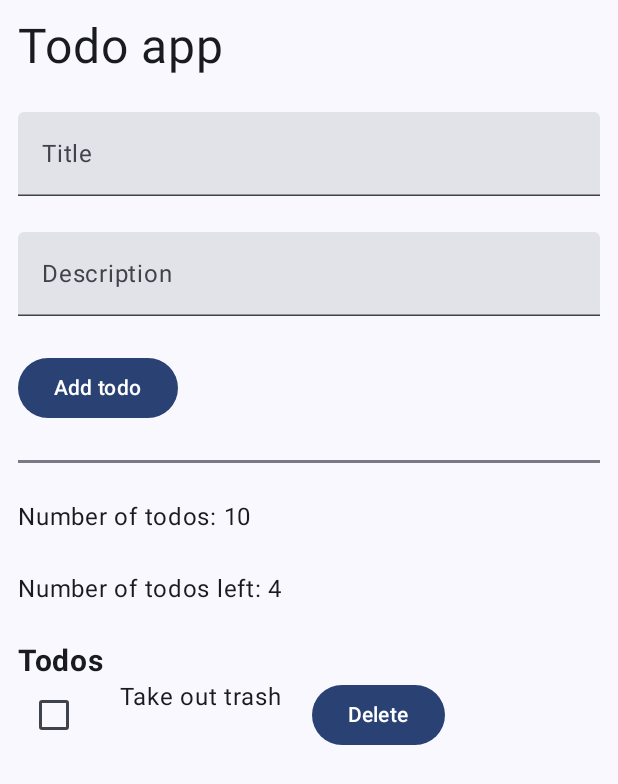
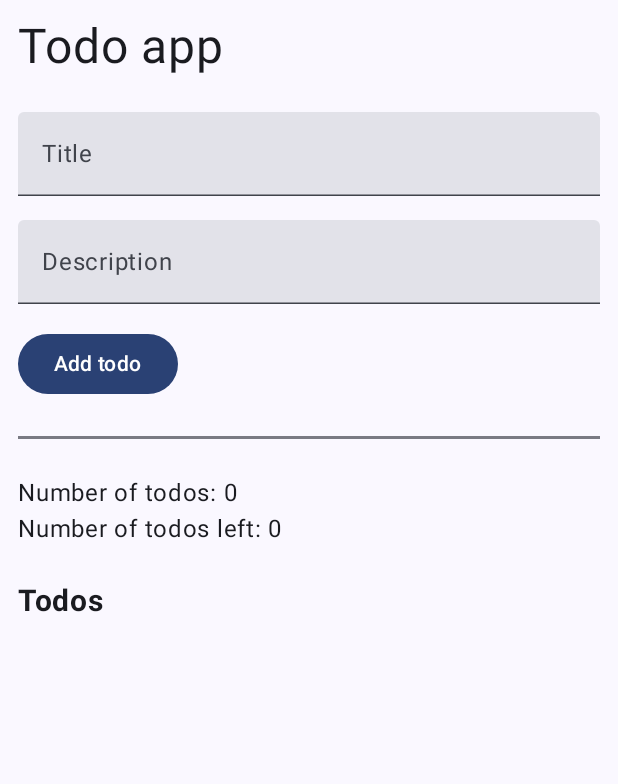
Before and after one commit to unicornfarm5/note-app-mvvm, an Android app built with Jetpack Compose: the screen it shows after launch (MainActivity), on a phone screen of 412 x 824 dp. Shown: the top 784 px of the screen. Run offline under Robolectric (Android 15) with nearby library versions, the phone set to English and light mode, and no system bars.

Commit message:
better note app

```diff
--- a/app/src/main/java/com/example/note_app_mvvm/MainActivity.kt
+++ b/app/src/main/java/com/example/note_app_mvvm/MainActivity.kt
@@ -3,90 +3,68 @@ package com.example.note_app_mvvm
 import android.os.Bundle
 import androidx.activity.ComponentActivity
 import androidx.activity.compose.setContent
-import androidx.compose.foundation.layout.Column
-import androidx.compose.foundation.layout.Row
-import androidx.compose.foundation.layout.Spacer
-import androidx.compose.foundation.layout.fillMaxSize
-import androidx.compose.foundation.layout.fillMaxWidth
-import androidx.compose.foundation.layout.height
-import androidx.compose.foundation.layout.padding
-import androidx.compose.foundation.layout.width
+import androidx.compose.foundation.layout.*
 import androidx.compose.foundation.lazy.LazyColumn
-import androidx.compose.foundation.lazy.LazyRow
 import androidx.compose.foundation.lazy.items
-import androidx.compose.material3.Button
-import androidx.compose.material3.Checkbox
-import androidx.compose.material3.HorizontalDivider
-import androidx.compose.material3.MaterialTheme
-import androidx.compose.material3.Surface
-import androidx.compose.material3.Text
-import androidx.compose.material3.TextField
-import androidx.compose.runtime.getValue
-import androidx.compose.runtime.mutableStateOf
-import androidx.compose.runtime.remember
-import androidx.compose.runtime.setValue
+import androidx.compose.material3.*
+import androidx.compose.runtime.*
 import androidx.compose.ui.Modifier
 import androidx.compose.ui.text.font.FontWeight
 import androidx.compose.ui.unit.dp
 import androidx.compose.ui.unit.sp
 import com.example.note_app_mvvm.ui.theme.NoteappmvvmTheme
 
+data class TodoItem(
+    val title: String,
+    val description: String,
+    var isChecked: Boolean = false
+)
+
 class MainActivity : ComponentActivity() {
     override fun onCreate(savedInstanceState: Bundle?) {
         super.onCreate(savedInstanceState)
         setContent {
             NoteappmvvmTheme {
-                // A surface container using the 'background' color from the theme
                 Surface(
                     modifier = Modifier.fillMaxSize(),
                     color = MaterialTheme.colorScheme.background
                 ) {
-                    var titleText by remember {
-                        mutableStateOf("")
-                    }
-
-                    var descriptionText by remember {
-                        mutableStateOf("")
-                    }
-
-                    var checked by remember {
-                        mutableStateOf(false)
-                    }
-
-                    var todos by remember {
-                        mutableStateOf(mutableListOf("Take out trash"))
-                    }
+                    var titleText by remember { mutableStateOf("") }
+                    var descriptionText by remember { mutableStateOf("") }
+                    var todos by remember { mutableStateOf(mutableListOf<TodoItem>()) }
 
                     Column(modifier = Modifier.padding(12.dp)) {
-                        Text(
-                            text = "Todo app",
-                            fontSize = 32.sp
-                        )
+                        Text(text = "Todo app", fontSize = 32.sp)
 
                         Spacer(modifier = Modifier.height(24.dp))
 
+                        // Title input
                         TextField(
-                            titleText,
+                            value = titleText,
                             label = { Text("Title") },
                             modifier = Modifier.fillMaxWidth(),
-                            onValueChange =  { textValue ->
-                                titleText = textValue;
-                        })
+                            onValueChange = { titleText = it }
+                        )
 
-                        Spacer(modifier = Modifier.height(24.dp))
+                        Spacer(modifier = Modifier.height(16.dp))
 
+                        // Description input
                         TextField(
-                            descriptionText,
+                            value = descriptionText,
                             label = { Text("Description") },
                             modifier = Modifier.fillMaxWidth(),
-                            onValueChange =  { textValue ->
-                                descriptionText = textValue;
-                        })
+                            onValueChange = { descriptionText = it }
+                        )
 
-                        Spacer(modifier = Modifier.height(24.dp))
+                        Spacer(modifier = Modifier.height(16.dp))
 
+                        // Add Todo Button
                         Button(onClick = {
-
+                            if (titleText.isNotBlank()) {
+                                todos = (todos + TodoItem(titleText, descriptionText)).toMutableList()
+                                titleText = ""
+                                descriptionText = ""
+                            }
                         }) {
                             Text("Add todo")
                         }
@@ -97,11 +75,9 @@ class MainActivity : ComponentActivity() {
 
                         Spacer(modifier = Modifier.height(24.dp))
 
-                        Text("Number of todos: 10")
-
-                        Spacer(modifier = Modifier.height(24.dp))
-
-                        Text("Number of todos left: 4")
+                        // Display todo statistics
+                        Text("Number of todos: ${todos.size}")
+                        Text("Number of todos left: ${todos.count { !it.isChecked }}")
 
                         Spacer(modifier = Modifier.height(24.dp))
 
@@ -111,22 +87,35 @@ class MainActivity : ComponentActivity() {
                             fontSize = 20.sp
                         )
 
+                        Spacer(modifier = Modifier.height(8.dp))
+
+                        // Todo list
                         LazyColumn {
-                            items(todos) { item ->
-                                Row {
+                            items(todos) { todo ->
+                                Row(
+                                    modifier = Modifier
+                                        .fillMaxWidth()
+                                        .padding(vertical = 8.dp),
+                                    horizontalArrangement = Arrangement.SpaceBetween
+                                ) {
                                     Checkbox(
-                                        checked = checked,
-                                        onCheckedChange = { checked = it }
+                                        checked = todo.isChecked,
+                                        onCheckedChange = { checked ->
+                                            todos = todos.map {
+                                                if (it == todo) it.copy(isChecked = checked) else it
+                                            }.toMutableList()
+                                        }
                                     )
 
-                                    Spacer(modifier = Modifier.width(20.dp))
-
-                                    Text("Take out trash")
-
-                                    Spacer(modifier = Modifier.width(20.dp))
+                                    Column(modifier = Modifier.weight(1f)) {
+                                        Text(todo.title, fontWeight = FontWeight.Bold)
+                                        if (todo.description.isNotBlank()) {
+                                            Text(todo.description, fontSize = 14.sp)
+                                        }
+                                    }
 
                                     Button(onClick = {
-                                        println("Delete button pressed")
+                                        todos = todos.filter { it != todo }.toMutableList()
                                     }) {
                                         Text("Delete")
                                     }
```
